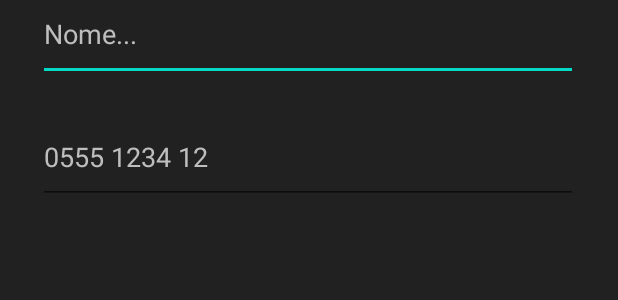
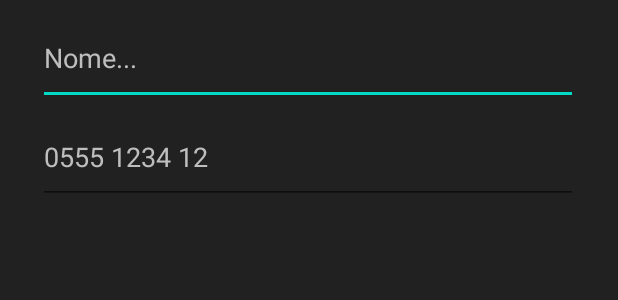
Before and after one commit to DeeJack/roommates, an Android app: the layout fragment_new_contact.xml on its own in the app's theme, with its tools: preview values and no code run, on a phone screen of 412 x 824 dp. Shown: the top 300 px of the screen. Run offline under Robolectric (Android 15) with nearby library versions, the phone set to English and light mode, and no system bars.

Commit message:
Can now add new contacts.

```diff
--- a/app/src/main/java/it/unitn/disi/fumiprovv/roommates/fragments/ContactsFragment.java
+++ b/app/src/main/java/it/unitn/disi/fumiprovv/roommates/fragments/ContactsFragment.java
@@ -86,11 +86,9 @@ public class ContactsFragment extends Fragment {
         ListView contactListView = view.findViewById(R.id.contactsListView);
         HouseViewModel houseViewModel = new ViewModelProvider(requireActivity()).get(HouseViewModel.class);
 
-        ImageButton callButton = contactListView.findViewById(R.id.callButton);
-
         ImageButton addContactButton = view.findViewById(R.id.addContactButton);
         addContactButton.setOnClickListener(v -> {
-            NavigationUtils.navigateTo(R.id.contactFragmentLayout, view);
+            NavigationUtils.navigateTo(R.id.action_contactFragment_to_newContactFragment, view);
         });
 
         db.collection("contatti").whereEqualTo("houseId", db.collection("case").document(houseViewModel.getHouseId())).get()
--- a/app/src/main/res/layout/fragment_new_contact.xml
+++ b/app/src/main/res/layout/fragment_new_contact.xml
@@ -2,15 +2,17 @@
 <androidx.constraintlayout.widget.ConstraintLayout xmlns:android="http://schemas.android.com/apk/res/android"
     xmlns:app="http://schemas.android.com/apk/res-auto"
     xmlns:tools="http://schemas.android.com/tools"
-    android:id="@+id/newNoteLayout"
     android:layout_width="match_parent"
     android:layout_height="match_parent"
-    tools:context=".fragments.NewNoteFragment">
+    android:id="@+id/newContactLayout"
+    tools:context=".fragments.NewContactFragment">
+
 
     <EditText
-        android:id="@+id/noteText2"
+        android:id="@+id/contactNameField"
         android:layout_width="360dp"
         android:layout_height="54dp"
+        android:layout_marginTop="16dp"
         android:ems="10"
         android:gravity="start|top"
         android:hint="@string/note_new_contact_name"
@@ -18,15 +20,15 @@
         android:textColor="@android:color/primary_text_dark"
         android:textColorHint="@android:color/secondary_text_dark"
         app:layout_constraintEnd_toEndOf="parent"
-        app:layout_constraintHorizontal_bias="0.488"
+        app:layout_constraintHorizontal_bias="0.49"
         app:layout_constraintStart_toStartOf="parent"
         app:layout_constraintTop_toTopOf="parent" />
 
     <EditText
-        android:id="@+id/noteText"
+        android:id="@+id/contactNumField"
         android:layout_width="360dp"
         android:layout_height="54dp"
-        android:layout_marginTop="28dp"
+        android:layout_marginTop="12dp"
         android:ems="10"
         android:gravity="start|top"
         android:hint="@string/note_new_contact_number"
@@ -36,5 +38,6 @@
         app:layout_constraintEnd_toEndOf="parent"
         app:layout_constraintHorizontal_bias="0.49"
         app:layout_constraintStart_toStartOf="parent"
-        app:layout_constraintTop_toBottomOf="@+id/noteText2" />
+        app:layout_constraintTop_toBottomOf="@+id/contactNameField" />
+
 </androidx.constraintlayout.widget.ConstraintLayout>
```
Also changed, not shown: app/src/main/java/it/unitn/disi/fumiprovv/roommates/fragments/NewContactFragment.java (added, +124 -0 lines), app/src/main/res/navigation/nav_graph.xml (+10 -1 lines).
